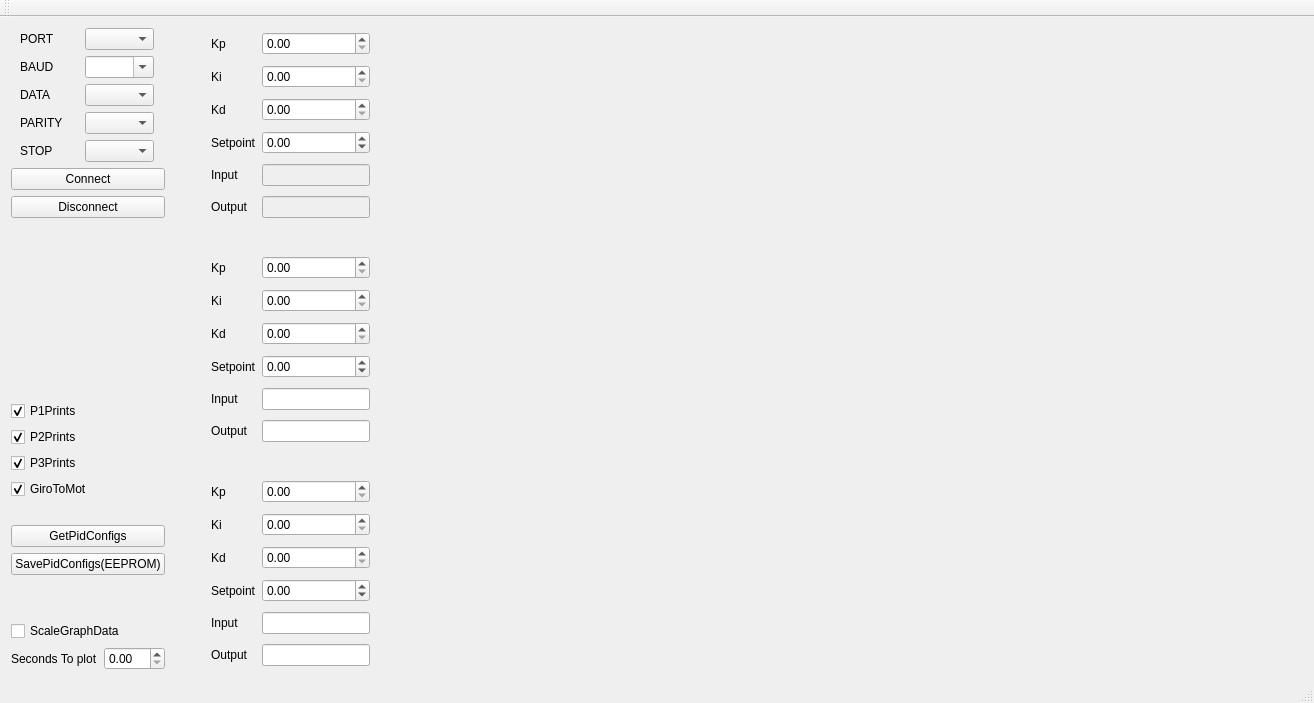
Old version of the form mainwindow.ui in the repository gse4me/ArduPlot.
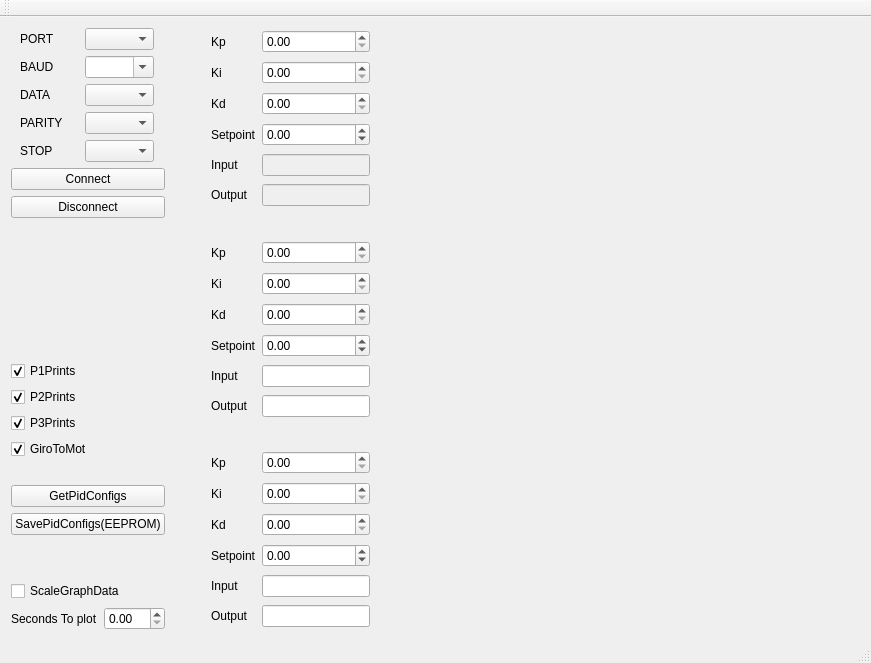
New version of the form. Custom widgets are drawn as their Qt base class.

Commit message: Enabled mouse drag and scroll

```diff
--- a/mainwindow.ui
+++ b/mainwindow.ui
@@ -6,8 +6,8 @@
    <rect>
     <x>0</x>
     <y>0</y>
-    <width>1314</width>
-    <height>703</height>
+    <width>871</width>
+    <height>663</height>
    </rect>
   </property>
   <property name="windowTitle">
@@ -15,7 +15,7 @@
   </property>
   <widget class="QWidget" name="centralWidget">
    <layout class="QGridLayout" name="gridLayout_5">
-    <item row="0" column="0">
+    <item row="0" column="0" rowspan="2">
      <layout class="QVBoxLayout" name="verticalLayout_5">
       <item>
        <layout class="QVBoxLayout" name="verticalLayout_4">
@@ -390,7 +390,7 @@
       </property>
      </spacer>
     </item>
-    <item row="0" column="2">
+    <item row="0" column="2" rowspan="2">
      <layout class="QGridLayout" name="gridLayout_4">
       <property name="verticalSpacing">
        <number>30</number>
```
Left out of the diff: 2 changed lines with no effect on the pictures. The commit also changes 2 other files.
